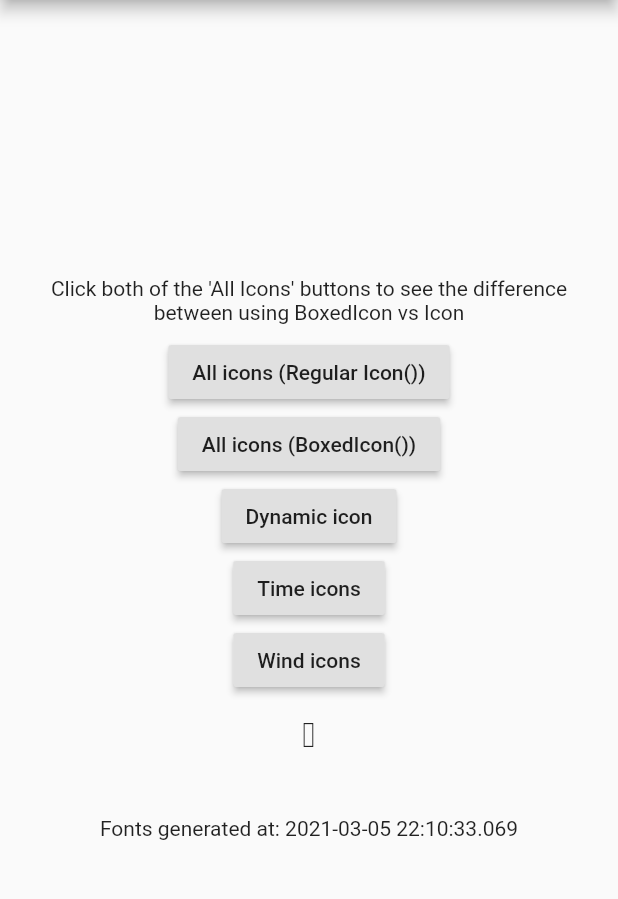
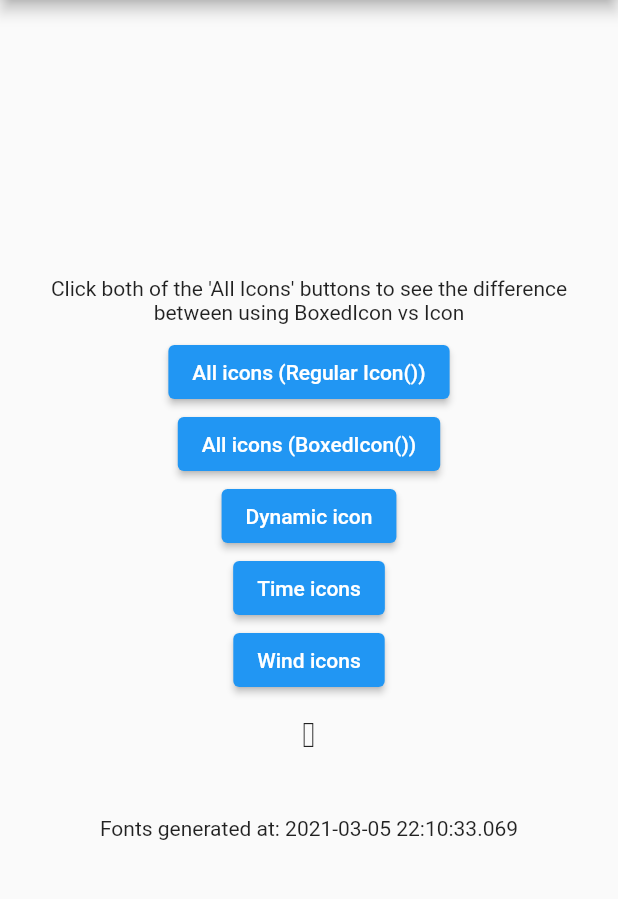
Before and after one commit to worldturtlemedia/weather_icons, a Flutter app: the screen it shows after launch, on a phone screen of 412 x 824 dp, the part 84-983 px from its top. Run offline on Flutter 3.47's test engine with Material 2 defaults, Android fonts, the phone set to English and light mode, and no system bars; statements that could not run were skipped.

Commit message:
chore(example): update the example to remove deprecated buttons

```diff
--- a/example/lib/main.dart
+++ b/example/lib/main.dart
@@ -48,23 +48,23 @@ class MyHomePage extends StatelessWidget {
                 textAlign: TextAlign.center,
               ),
             ),
-            RaisedButton(
+            ElevatedButton(
               child: Text("All icons (Regular Icon())"),
               onPressed: () => _navigate(context, "all"),
             ),
-            RaisedButton(
+            ElevatedButton(
               child: Text("All icons (BoxedIcon())"),
               onPressed: () => _navigate(context, "all-boxed"),
             ),
-            RaisedButton(
+            ElevatedButton(
               child: Text("Dynamic icon"),
               onPressed: () => _navigate(context, "dynamic"),
             ),
-            RaisedButton(
+            ElevatedButton(
               child: Text("Time icons"),
               onPressed: () => _navigate(context, "time"),
             ),
-            RaisedButton(
+            ElevatedButton(
               child: Text("Wind icons"),
               onPressed: () => _navigate(context, "wind"),
             ),
--- a/example/lib/time.dart
+++ b/example/lib/time.dart
@@ -37,7 +37,7 @@ class _TimeScreenState extends State<TimeScreen> {
             Row(
               mainAxisAlignment: MainAxisAlignment.center,
               children: [
-                RaisedButton(
+                ElevatedButton(
                   child: Text("-"),
                   onPressed: () {
                     _updateHour(_hour - 1);
@@ -50,7 +50,7 @@ class _TimeScreenState extends State<TimeScreen> {
                     style: TextStyle(fontSize: 18),
                   ),
                 ),
-                RaisedButton(
+                ElevatedButton(
                   child: Text("+"),
                   onPressed: () {
                     _updateHour(_hour + 1);
--- a/example/lib/wind.dart
+++ b/example/lib/wind.dart
@@ -36,7 +36,7 @@ class _WindScreenState extends State<WindScreen> {
             Row(
               mainAxisAlignment: MainAxisAlignment.center,
               children: [
-                RaisedButton(
+                ElevatedButton(
                   child: Text("-20"),
                   onPressed: () {
                     _updateHour(_degree - 20);
@@ -49,7 +49,7 @@ class _WindScreenState extends State<WindScreen> {
                     style: TextStyle(fontSize: 18),
                   ),
                 ),
-                RaisedButton(
+                ElevatedButton(
                   child: Text("+20"),
                   onPressed: () {
                     _updateHour(_degree + 20);
```
Also changed, not shown: 3 other files.
